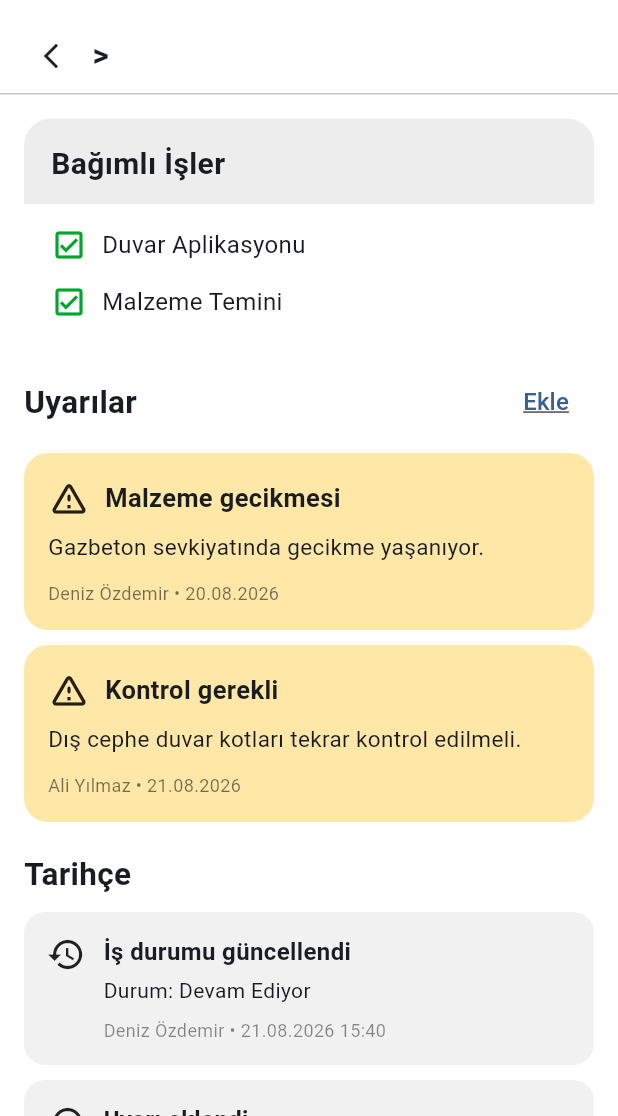
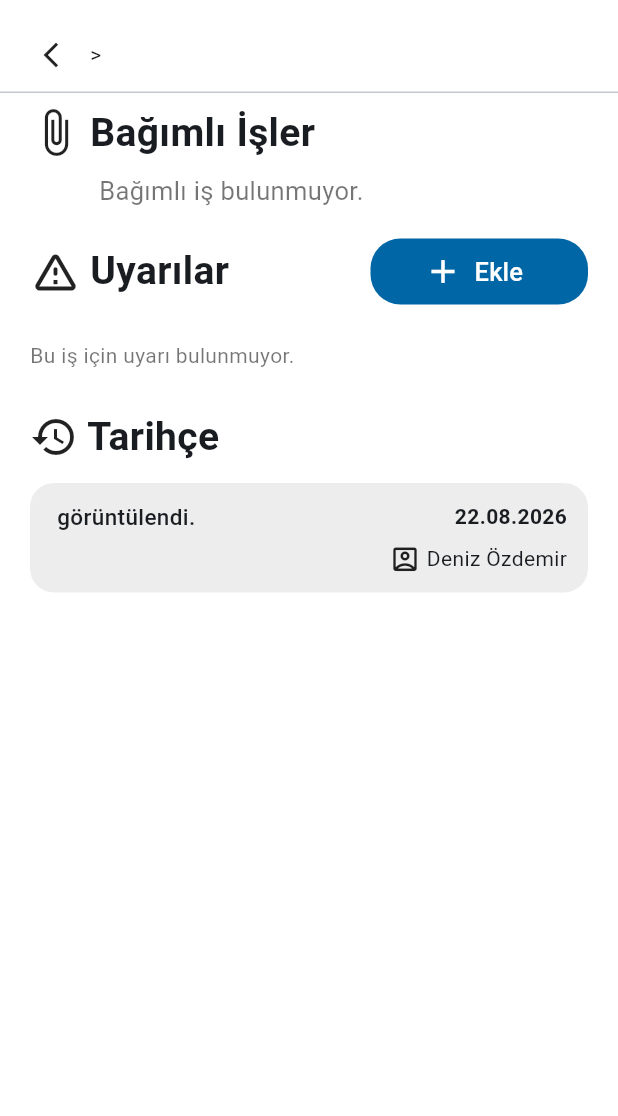
Before and after one commit to yuceloper/construction-monitor-app, a Flutter app: the WorkDetailPage widget shown alone on an empty page, opened directly with empty values, on a phone screen of 412 x 824 dp, the part 120-1236 px from its top. Run offline on Flutter 3.47's test engine with Material 3 defaults, Android fonts, the phone set to English and light mode, and no system bars; our stand-ins replace go_router.

Commit message:
feat: make work detail interactive

```diff
--- a/lib/features/process_tracking/presentation/work_detail_page.dart
+++ b/lib/features/process_tracking/presentation/work_detail_page.dart
@@ -1,7 +1,7 @@
 import 'package:flutter/material.dart';
 import 'package:go_router/go_router.dart';
 
-class WorkDetailPage extends StatelessWidget {
+class WorkDetailPage extends StatefulWidget {
   final String blockName;
   final String workId;
   final String workTitle;
@@ -14,14 +14,143 @@ class WorkDetailPage extends StatelessWidget {
   });
 
   @override
+  State<WorkDetailPage> createState() => _WorkDetailPageState();
+}
+
+class _WorkDetailPageState extends State<WorkDetailPage> {
+  late final List<_WarningItem> _warnings;
+
+  @override
+  void initState() {
+    super.initState();
+    _warnings = [..._initialWarnings(widget.workId)];
+  }
+
+  List<String> _dependencies(String workId) {
+    switch (workId) {
+      case 'exterior-wall':
+        return const ['Kaba İnşaat'];
+      case 'interior-wall':
+        return const ['Dış Duvar'];
+      case 'lean-concrete':
+        return const ['Kazı'];
+      case 'foundation':
+        return const ['Grobeton'];
+      case 'insulation':
+        return const ['Temel Donatı + Beton'];
+      default:
+        return const [];
+    }
+  }
+
+  List<_WarningItem> _initialWarnings(String workId) {
+    if (workId == 'exterior-wall') {
+      return const [
+        _WarningItem(
+          text: 'Dış duvarın arasındaki boşluklar düzeltilmeli',
+          date: '27.03.2026',
+          user: 'Ali Reis',
+          critical: true,
+        ),
+        _WarningItem(
+          text: 'Düzeltme için sıvacı bekleniyor.',
+          date: '03.04.2026',
+          user: 'Sefa Özdem',
+        ),
+      ];
+    }
+    return const [];
+  }
+
+  List<_HistoryItem> _history(String workId) {
+    if (workId == 'exterior-wall') {
+      return const [
+        _HistoryItem(
+          text: 'Dış Duvar "tamamlandı" olarak işaretlendi.',
+          date: '26.03.2026',
+          user: 'Sefa Özdem',
+        ),
+        _HistoryItem(
+          text: 'Dış Duvar "tamamlanmadı" olarak işaretlendi.',
+          date: '27.03.2026',
+          user: 'Ali Reis',
+        ),
+      ];
+    }
+    return [
+      _HistoryItem(
+        text: '${widget.workTitle} görüntülendi.',
+        date: '22.08.2026',
+        user: 'Deniz Özdemir',
+      ),
+    ];
+  }
+
+  Future<void> _addWarning() async {
+    final controller = TextEditingController();
+
+    final text = await showDialog<String>(
+      context: context,
+      builder: (dialogContext) {
+        return AlertDialog(
+          title: const Text('Uyarı Ekle'),
+          content: TextField(
+            controller: controller,
+            autofocus: true,
+            minLines: 3,
+            maxLines: 5,
+            decoration: const InputDecoration(
+              hintText: 'Uyarı açıklaması',
+              border: OutlineInputBorder(),
+            ),
+          ),
+          actions: [
+            TextButton(
+              onPressed: () => Navigator.of(dialogContext).pop(),
+              child: const Text('İptal'),
+            ),
+            FilledButton(
+              onPressed: () {
+                final value = controller.text.trim();
+                if (value.isNotEmpty) {
+                  Navigator.of(dialogContext).pop(value);
+                }
+              },
+              child: const Text('Ekle'),
+            ),
+          ],
+        );
+      },
+    );
+
+    controller.dispose();
+
+    if (text == null || !mounted) return;
+
+    setState(() {
+      _warnings.insert(
+        0,
+        _WarningItem(
+          text: text,
+          date: '22.08.2026',
+          user: 'Deniz Özdemir',
+          critical: true,
+        ),
+      );
+    });
+  }
+
+  @override
   Widget build(BuildContext context) {
+    final dependencies = _dependencies(widget.workId);
+    final history = _history(widget.workId);
+
     return ColoredBox(
       color: Colors.white,
       child: SafeArea(
         child: Column(
           children: [
             const _PageHeader(),
-
             Padding(
               padding: const EdgeInsets.fromLTRB(20, 14, 20, 10),
               child: Row(
@@ -30,110 +159,116 @@ class WorkDetailPage extends StatelessWidget {
                     onTap: () => context.pop(),
                     child: const Padding(
                       padding: EdgeInsets.all(4),
-                      child: Icon(
-                        Icons.arrow_back_ios_new,
-                        size: 20,
-                      ),
+                      child: Icon(Icons.arrow_back_ios_new, size: 20),
                     ),
                   ),
-                  const SizedBox(width: 8),
+                  const SizedBox(width: 6),
+                  Text(
+                    widget.blockName,
+                    style: const TextStyle(
+                      fontSize: 20,
+                      color: Color(0xFF0066A6),
+                      decoration: TextDecoration.underline,
+                    ),
+                  ),
+                  const Padding(
+                    padding: EdgeInsets.symmetric(horizontal: 6),
+                    child: Text('>'),
+                  ),
                   Expanded(
                     child: Text(
-                      '$blockName > $workTitle',
-                      style: const TextStyle(
-                        fontSize: 21,
-                        fontWeight: FontWeight.w600,
-                      ),
+                      widget.workTitle,
+                      style: const TextStyle(fontSize: 20, fontWeight: FontWeight.w600),
                     ),
                   ),
                 ],
               ),
             ),
-
             const Divider(height: 1),
-
             Expanded(
               child: ListView(
-                padding: const EdgeInsets.all(16),
+                padding: const EdgeInsets.fromLTRB(20, 8, 20, 24),
                 children: [
-                  _InfoCard(
-                    title: 'Bağımlı İşler',
-                    child: Column(
-                      children: const [
-                        _DependencyRow(
-                          title: 'Duvar Aplikasyonu',
-                          completed: true,
+                  const Row(
+                    children: [
+                      Icon(Icons.attach_file, size: 34),
+                      SizedBox(width: 6),
+                      Text(
+                        'Bağımlı İşler',
+                        style: TextStyle(fontSize: 26, fontWeight: FontWeight.w600),
+                      ),
+                    ],
+                  ),
+                  Padding(
+                    padding: const EdgeInsets.fromLTRB(46, 8, 0, 20),
+                    child: dependencies.isEmpty
+                        ? const Text('Bağımlı iş bulunmuyor.', style: TextStyle(fontSize: 17, color: Colors.black54))
+                        : Column(
+                            crossAxisAlignment: CrossAxisAlignment.start,
+                            children: dependencies
+                                .map((item) => Padding(
+                                      padding: const EdgeInsets.only(bottom: 4),
+                                      child: Text(item, style: const TextStyle(fontSize: 19)),
+                                    ))
+                                .toList(),
+                          ),
+                  ),
+                  Row(
+                    children: [
+                      const Icon(Icons.warning_amber_rounded, size: 34),
+                      const SizedBox(width: 6),
+                      const Expanded(
+                        child: Text(
+                          'Uyarılar',
+                          style: TextStyle(fontSize: 26, fontWeight: FontWeight.w600),
                         ),
-                        _DependencyRow(
-                          title: 'Malzeme Temini',
-                          completed: true,
+                      ),
+                      SizedBox(
+                        height: 44,
+                        width: 145,
+                        child: ElevatedButton.icon(
+                          onPressed: _addWarning,
+                          icon: const Icon(Icons.add, size: 26),
+                          label: const Text('Ekle', style: TextStyle(fontSize: 17)),
+                          style: ElevatedButton.styleFrom(
+                            backgroundColor: const Color(0xFF0066A6),
+                            foregroundColor: Colors.white,
+                            elevation: 0,
+                            shape: RoundedRectangleBorder(borderRadius: BorderRadius.circular(20)),
+                          ),
                         ),
-                      ],
-                    ),
+                      ),
+                    ],
                   ),
-
-                  const SizedBox(height: 16),
-
-                  _SectionTitle(
-                    title: 'Uyarılar',
-                    actionText: 'Ekle',
-                    onTap: () {
-                      // Sonraki adımda uyarı ekleme formu.
-                    },
+                  const SizedBox(height: 12),
+                  if (_warnings.isEmpty)
+                    const Padding(
+                      padding: EdgeInsets.symmetric(vertical: 12),
+                      child: Text('Bu iş için uyarı bulunmuyor.', style: TextStyle(color: Colors.black54)),
+                    )
+                  else
+                    ..._warnings.asMap().entries.map((entry) {
+                      return Padding(
+                        padding: const EdgeInsets.only(bottom: 10),
+                        child: _WarningCard(item: entry.value),
+                      );
+                    }),
+                  const SizedBox(height: 14),
+                  const Row(
+                    children: [
+                      Icon(Icons.history, size: 32),
+                      SizedBox(width: 6),
+                      Text(
+                        'Tarihçe',
+                        style: TextStyle(fontSize: 26, fontWeight: FontWeight.w600),
+                      ),
+                    ],
                   ),
-
-                  const SizedBox(height: 10),
-
-                  const _WarningCard(
-                    title: 'Malzeme gecikmesi',
-                    description:
-                        'Gazbeton sevkiyatında gecikme yaşanıyor.',
-                    date: '20.08.2026',
-                    user: 'Deniz Özdemir',
-                  ),
-
-                  const SizedBox(height: 10),
-
-                  const _WarningCard(
-                    title: 'Kontrol gerekli',
-                    description:
-                        'Dış cephe duvar kotları tekrar kontrol edilmeli.',
-                    date: '21.08.2026',
-                    user: 'Ali Yılmaz',
-                  ),
-
-                  const SizedBox(height: 20),
-
-                  const _SectionTitle(
-                    title: 'Tarihçe',
-                  ),
-
-                  const SizedBox(height: 10),
-
-                  const _HistoryCard(
-                    title: 'İş durumu güncellendi',
-                    description: 'Durum: Devam Ediyor',
-                    date: '21.08.2026 15:40',
-                    user: 'Deniz Özdemir',
-                  ),
-
-                  const SizedBox(height: 10),
-
-                  const _HistoryCard(
-                    title: 'Uyarı eklendi',
-                    description: 'Malzeme gecikmesi',
-                    date: '20.08.2026 10:15',
-                    user: 'Deniz Özdemir',
-                  ),
-
-                  const SizedBox(height: 10),
-
-                  const _HistoryCard(
-                    title: 'İş başlatıldı',
-                    description: 'Dış Duvar çalışması başlatıldı.',
-                    date: '18.08.2026 08:30',
-                    user: 'Ali Yılmaz',
-                  ),
+                  const SizedBox(height: 12),
+                  ...history.map((item) => Padding(
+                        padding: const EdgeInsets.only(bottom: 10),
+                        child: _HistoryCard(item: item),
+                      )),
                 ],
               ),
             ),
@@ -144,184 +279,39 @@ class WorkDetailPage extends StatelessWidget {
   }
 }
 
-class _SectionTitle extends StatelessWidget {
-  final String title;
-  final String? actionText;
-  final VoidCallback? onTap;
+class _WarningCard extends StatelessWidget {
+  final _WarningItem item;
 
-  const _SectionTitle({
-    required this.title,
-    this.actionText,
-    this.onTap,
-  });
-
-  @override
-  Widget build(BuildContext context) {
-    return Row(
-      children: [
-        Expanded(
-          child: Text(
-            title,
-            style: const TextStyle(
-              fontSize: 21,
-              fontWeight: FontWeight.w600,
-            ),
-          ),
-        ),
-        if (actionText != null)
-          TextButton(
-            onPressed: onTap,
-            child: Text(
-              actionText!,
-              style: const TextStyle(
-                fontSize: 16,
-                decoration: TextDecoration.underline,
-              ),
-            ),
-          ),
-      ],
-    );
-  }
-}
-
-class _InfoCard extends StatelessWidget {
-  final String title;
-  final Widget child;
-
-  const _InfoCard({
-    required this.title,
-    required this.child,
-  });
+  const _WarningCard({required this.item});
 
   @override
   Widget build(BuildContext context) {
     return Container(
+      padding: const EdgeInsets.symmetric(horizontal: 14, vertical: 12),
       decoration: BoxDecoration(
-        color: const Color(0xFFEDEDED),
-        borderRadius: BorderRadius.circular(18),
+        color: item.critical ? const Color(0xFFFFE1E1) : const Color(0xFFEDEDED),
+        borderRadius: BorderRadius.circular(16),
       ),
-      child: Column(
-        crossAxisAlignment: CrossAxisAlignment.stretch,
+      child: Row(
+        crossAxisAlignment: CrossAxisAlignment.start,
         children: [
-          Padding(
-            padding: const EdgeInsets.fromLTRB(18, 16, 18, 12),
-            child: Text(
-              title,
-              style: const TextStyle(
-                fontSize: 20,
-                fontWeight: FontWeight.w600,
-              ),
-            ),
-          ),
-          Container(
-            color: Colors.white,
-            padding: const EdgeInsets.symmetric(
-              horizontal: 18,
-              vertical: 8,
-            ),
-            child: child,
-          ),
-        ],
-      ),
-    );
-  }
-}
-
-class _DependencyRow extends StatelessWidget {
-  final String title;
-  final bool completed;
-
-  const _DependencyRow({
-    required this.title,
-    required this.completed,
-  });
-
-  @override
-  Widget build(BuildContext context) {
-    return Padding(
-      padding: const EdgeInsets.symmetric(vertical: 7),
-      child: Row(
-        children: [
-          Icon(
-            completed
-                ? Icons.check_box_outlined
-                : Icons.check_box_outline_blank,
-            size: 24,
-            color: completed
-                ? const Color(0xFF00A52B)
-                : Colors.black54,
+          Expanded(
+            child: Text(item.text, style: const TextStyle(fontSize: 16, fontWeight: FontWeight.w500)),
           ),
           const SizedBox(width: 10),
-          Expanded(
-            child: Text(
-              title,
-              style: const TextStyle(
-                fontSize: 16,
-              ),
-            ),
-          ),
-        ],
-      ),
-    );
-  }
-}
-
-class _WarningCard extends StatelessWidget {
-  final String title;
-  final String description;
-  final String date;
-  final String user;
-
-  const _WarningCard({
-    required this.title,
-    required this.description,
-    required this.date,
-    required this.user,
-  });
-
-  @override
-  Widget build(BuildContext context) {
-    return Container(
-      padding: const EdgeInsets.all(16),
-      decoration: BoxDecoration(
-        color: const Color(0xFFFFE7A8),
-        borderRadius: BorderRadius.circular(16),
-      ),
-      child: Column(
-        crossAxisAlignment: CrossAxisAlignment.start,
-        children: [
-          Row(
+          Column(
+            crossAxisAlignment: CrossAxisAlignment.end,
             children: [
-              const Icon(
-                Icons.warning_amber_rounded,
-                size: 28,
-              ),
-              const SizedBox(width: 10),
-              Expanded(
-                child: Text(
-                  title,
-                  style: const TextStyle(
-                    fontSize: 17,
-                    fontWeight: FontWeight.w600,
-                  ),
-                ),
+              Text(item.date, style: const TextStyle(fontSize: 15, fontWeight: FontWeight.w700)),
+              const SizedBox(height: 10),
+              Row(
+                children: [
+                  const Icon(Icons.account_box_outlined, size: 22),
+                  const SizedBox(width: 4),
+                  Text(item.user, style: const TextStyle(fontSize: 15)),
+                ],
               ),
             ],
-          ),
-          const SizedBox(height: 8),
-          Text(
-            description,
-            style: const TextStyle(
-              fontSize: 15,
-            ),
-          ),
-          const SizedBox(height: 12),
-          Text(
-            '$user • $date',
-            style: const TextStyle(
-              fontSize: 12,
-              color: Colors.black54,
-            ),
           ),
         ],
       ),
@@ -330,67 +320,69 @@ class _WarningCard extends StatelessWidget {
 }
 
 class _HistoryCard extends StatelessWidget {
-  final String title;
-  final String description;
-  final String date;
-  final String user;
+  final _HistoryItem item;
 
-  const _HistoryCard({
-    required this.title,
-    required this.description,
-    required this.date,
-    required this.user,
-  });
+  const _HistoryCard({required this.item});
 
   @override
   Widget build(BuildContext context) {
     return Container(
-      padding: const EdgeInsets.all(15),
+      padding: const EdgeInsets.symmetric(horizontal: 14, vertical: 12),
       decoration: BoxDecoration(
-        color: const Color(0xFFF1F1F1),
-        borderRadius: BorderRadius.circular(14),
+        color: const Color(0xFFEDEDED),
+        borderRadius: BorderRadius.circular(16),
       ),
       child: Row(
         crossAxisAlignment: CrossAxisAlignment.start,
         children: [
-          const Icon(
-            Icons.history,
-            size: 26,
+          Expanded(
+            child: Text(item.text, style: const TextStyle(fontSize: 15, fontWeight: FontWeight.w500)),
           ),
-          const SizedBox(width: 12),
-          Expanded(
-            child: Column(
-              crossAxisAlignment: CrossAxisAlignment.start,
-              children: [
-                Text(
-                  title,
-                  style: const TextStyle(
-                    fontSize: 16,
-                    fontWeight: FontWeight.w600,
-                  ),
-                ),
-                const SizedBox(height: 4),
-                Text(
-                  description,
-                  style: const TextStyle(
-                    fontSize: 14,
-                  ),
-                ),
-                const SizedBox(height: 8),
-                Text(
-                  '$user • $date',
-                  style: const TextStyle(
-                    fontSize: 12,
-                    color: Colors.black45,
-                  ),
-                ),
-              ],
-            ),
+          const SizedBox(width: 10),
+          Column(
+            crossAxisAlignment: CrossAxisAlignment.end,
+            children: [
+              Text(item.date, style: const TextStyle(fontSize: 14, fontWeight: FontWeight.w700)),
+              const SizedBox(height: 8),
+              Row(
+                children: [
+                  const Icon(Icons.account_box_outlined, size: 21),
+                  const SizedBox(width: 4),
+                  Text(item.user, style: const TextStyle(fontSize: 14)),
+                ],
+              ),
+            ],
           ),
         ],
       ),
     );
   }
+}
+
+class _WarningItem {
+  final String text;
+  final String date;
+  final String user;
+  final bool critical;
+
+  const _WarningItem({
+    required this.text,
+    required this.date,
+    required this.user,
+    this.critical = false,
+  });
+}
+
+class _HistoryItem {
+  final String text;
+  final String date;
+  final String user;
+
+  const _HistoryItem({
+    required this.text,
+    required this.date,
+    required this.user,
+  });
 }
 
 class _PageHeader extends StatelessWidget {
@@ -404,38 +396,20 @@ class _PageHeader extends StatelessWidget {
         crossAxisAlignment: CrossAxisAlignment.start,
         children: [
           const Expanded(
-            child: Text(
-              'LOGO',
-              style: TextStyle(
-                fontSize: 32,
-                color: Colors.grey,
-              ),
-            ),
+            child: Text('LOGO', style: TextStyle(fontSize: 32, color: Colors.grey)),
           ),
           Container(
-            padding: const EdgeInsets.symmetric(
-              horizontal: 10,
-              vertical: 7,
-            ),
+            padding: const EdgeInsets.symmetric(horizontal: 10, vertical: 7),
             color: const Color(0xFFE9E9E9),
             child: const Row(
               children: [
-                Icon(
-                  Icons.person_outline,
-                  size: 26,
-                ),
+                Icon(Icons.person_outline, size: 26),
                 SizedBox(width: 7),
                 Column(
                   crossAxisAlignment: CrossAxisAlignment.start,
                   children: [
-                    Text(
-                      'Deniz',
-                      style: TextStyle(fontSize: 12),
-                    ),
-                    Text(
-                      'Özdemir',
-                      style: TextStyle(fontSize: 12),
-                    ),
+                    Text('Deniz', style: TextStyle(fontSize: 12)),
+                    Text('Özdemir', style: TextStyle(fontSize: 12)),
                     Text(
                       'Konacık',
                       style: TextStyle(
```
